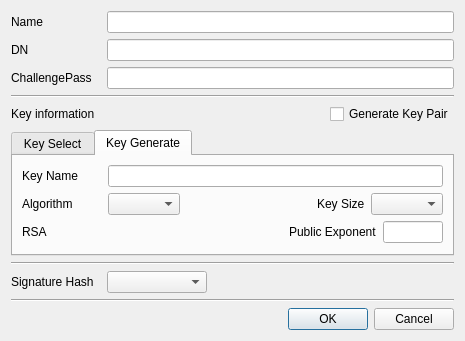
Above: CertMan/make_req_dlg.ui from jykim74/CertMan before the change. Below: the same form after it.
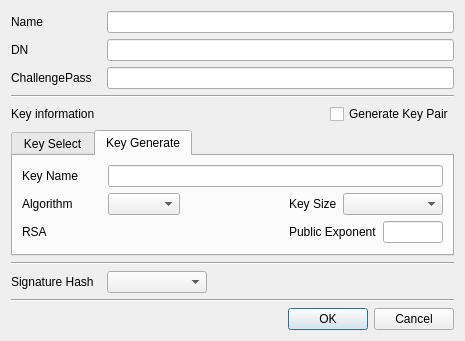
That is the form after the change.

```diff
--- a/CertMan/make_req_dlg.ui
+++ b/CertMan/make_req_dlg.ui
@@ -272,7 +272,14 @@
        <item>
         <layout class="QGridLayout" name="gridLayout_3">
          <item row="0" column="4">
-          <widget class="QComboBox" name="mNewOptionCombo"/>
+          <widget class="QComboBox" name="mNewOptionCombo">
+           <property name="minimumSize">
+            <size>
+             <width>100</width>
+             <height>0</height>
+            </size>
+           </property>
+          </widget>
          </item>
          <item row="0" column="1">
           <widget class="QComboBox" name="mNewAlgorithmCombo"/>
```
